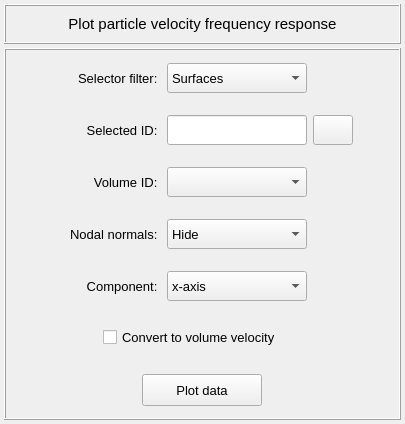
This is vibra/interface/data/ui_files/plots/acoustic/particle_velocity_inputs.ui in MOPT-UFSC/VIBRA as Qt 5 draws it before an edit. The edited form follows.
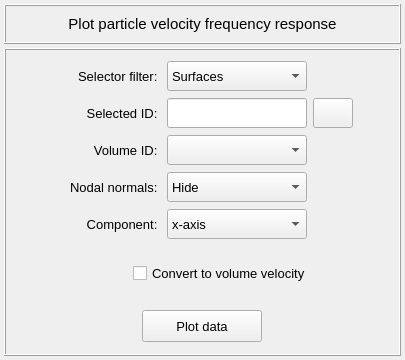
This is the edited form. Icons and pictures are not drawn.

What changed in the file:
```diff
--- a/vibra/interface/data/ui_files/plots/acoustic/particle_velocity_inputs.ui
+++ b/vibra/interface/data/ui_files/plots/acoustic/particle_velocity_inputs.ui
@@ -7,19 +7,19 @@
     <x>0</x>
     <y>0</y>
     <width>405</width>
-    <height>424</height>
+    <height>360</height>
    </rect>
   </property>
   <property name="minimumSize">
    <size>
     <width>0</width>
-    <height>400</height>
+    <height>360</height>
    </size>
   </property>
   <property name="maximumSize">
    <size>
     <width>16777215</width>
-    <height>424</height>
+    <height>360</height>
    </size>
   </property>
   <property name="windowTitle">
@@ -152,8 +152,8 @@
       <property name="spacing">
        <number>4</number>
       </property>
-      <item row="4" column="0">
-       <widget class="QFrame" name="frame_8">
+      <item row="0" column="0">
+       <widget class="QFrame" name="frame_5">
         <property name="minimumSize">
          <size>
           <width>0</width>
@@ -163,7 +163,7 @@
         <property name="maximumSize">
          <size>
           <width>16777215</width>
-          <height>48</height>
+          <height>200</height>
          </size>
         </property>
         <property name="frameShape">
@@ -172,12 +172,12 @@
         <property name="frameShadow">
          <enum>QFrame::Shadow::Raised</enum>
         </property>
-        <layout class="QGridLayout" name="gridLayout_9">
+        <layout class="QGridLayout" name="gridLayout_6">
          <property name="leftMargin">
           <number>2</number>
          </property>
          <property name="topMargin">
-          <number>2</number>
+          <number>6</number>
          </property>
          <property name="rightMargin">
           <number>2</number>
@@ -185,62 +185,11 @@
          <property name="bottomMargin">
           <number>2</number>
          </property>
-         <property name="horizontalSpacing">
+         <property name="spacing">
           <number>6</number>
          </property>
-         <property name="verticalSpacing">
-          <number>2</number>
-         </property>
-         <item row="0" column="0">
-          <spacer name="horizontalSpacer_9">
-           <property name="orientation">
-            <enum>Qt::Orientation::Horizontal</enum>
-           </property>
-           <property name="sizeHint" stdset="0">
-            <size>
-             <width>40</width>
-             <height>20</height>
-            </size>
-           </property>
-          </spacer>
-         </item>
-         <item row="0" column="4">
-          <spacer name="horizontalSpacer_10">
-           <property name="orientation">
-            <enum>Qt::Orientation::Horizontal</enum>
-           </property>
-           <property name="sizeHint" stdset="0">
-            <size>
-             <width>40</width>
-             <height>20</height>
-            </size>
-           </property>
-          </spacer>
-         </item>
-         <item row="0" column="3">
-          <widget class="QFrame" name="frame_11">
-           <property name="minimumSize">
-            <size>
-             <width>40</width>
-             <height>30</height>
-            </size>
-           </property>
-           <property name="maximumSize">
-            <size>
-             <width>40</width>
-             <height>30</height>
-            </size>
-           </property>
-           <property name="frameShape">
-            <enum>QFrame::Shape::NoFrame</enum>
-           </property>
-           <property name="frameShadow">
-            <enum>QFrame::Shadow::Raised</enum>
-           </property>
-          </widget>
-         </item>
-         <item row="0" column="1">
-          <widget class="QLabel" name="label_5">
+         <item row="1" column="1">
+          <widget class="QLabel" name="label_10">
            <property name="minimumSize">
             <size>
              <width>110</width>
@@ -259,14 +208,14 @@
             </font>
            </property>
            <property name="text">
-            <string>Nodal normals: </string>
+            <string>Selected ID: </string>
            </property>
            <property name="alignment">
             <set>Qt::AlignmentFlag::AlignRight|Qt::AlignmentFlag::AlignTrailing|Qt::AlignmentFlag::AlignVCenter</set>
            </property>
           </widget>
          </item>
-         <item row="0" column="2">
+         <item row="3" column="2">
           <widget class="QComboBox" name="comboBox_nodal_normals">
            <property name="minimumSize">
             <size>
@@ -303,192 +252,6 @@
            </item>
           </widget>
          </item>
-        </layout>
-       </widget>
-      </item>
-      <item row="3" column="0">
-       <widget class="QFrame" name="frame_volumes_selector">
-        <property name="minimumSize">
-         <size>
-          <width>0</width>
-          <height>48</height>
-         </size>
-        </property>
-        <property name="maximumSize">
-         <size>
-          <width>16777215</width>
-          <height>48</height>
-         </size>
-        </property>
-        <property name="frameShape">
-         <enum>QFrame::Shape::NoFrame</enum>
-        </property>
-        <property name="frameShadow">
-         <enum>QFrame::Shadow::Raised</enum>
-        </property>
-        <layout class="QGridLayout" name="gridLayout_7">
-         <property name="leftMargin">
-          <number>2</number>
-         </property>
-         <property name="topMargin">
-          <number>2</number>
-         </property>
-         <property name="rightMargin">
-          <number>2</number>
-         </property>
-         <property name="bottomMargin">
-          <number>2</number>
-         </property>
-         <property name="horizontalSpacing">
-          <number>6</number>
-         </property>
-         <property name="verticalSpacing">
-          <number>2</number>
-         </property>
-         <item row="0" column="1">
-          <widget class="QLabel" name="label_3">
-           <property name="minimumSize">
-            <size>
-             <width>110</width>
-             <height>30</height>
-            </size>
-           </property>
-           <property name="maximumSize">
-            <size>
-             <width>110</width>
-             <height>30</height>
-            </size>
-           </property>
-           <property name="font">
-            <font>
-             <pointsize>10</pointsize>
-            </font>
-           </property>
-           <property name="text">
-            <string>Volume ID: </string>
-           </property>
-           <property name="alignment">
-            <set>Qt::AlignmentFlag::AlignRight|Qt::AlignmentFlag::AlignTrailing|Qt::AlignmentFlag::AlignVCenter</set>
-           </property>
-          </widget>
-         </item>
-         <item row="0" column="2">
-          <widget class="QComboBox" name="comboBox_volumes">
-           <property name="minimumSize">
-            <size>
-             <width>140</width>
-             <height>30</height>
-            </size>
-           </property>
-           <property name="maximumSize">
-            <size>
-             <width>140</width>
-             <height>30</height>
-            </size>
-           </property>
-           <property name="font">
-            <font>
-             <pointsize>10</pointsize>
-            </font>
-           </property>
-           <property name="styleSheet">
-            <string notr="true"/>
-           </property>
-           <property name="currentIndex">
-            <number>-1</number>
-           </property>
-          </widget>
-         </item>
-         <item row="0" column="3">
-          <widget class="QFrame" name="frame_10">
-           <property name="minimumSize">
-            <size>
-             <width>40</width>
-             <height>30</height>
-            </size>
-           </property>
-           <property name="maximumSize">
-            <size>
-             <width>40</width>
-             <height>30</height>
-            </size>
-           </property>
-           <property name="frameShape">
-            <enum>QFrame::Shape::NoFrame</enum>
-           </property>
-           <property name="frameShadow">
-            <enum>QFrame::Shadow::Raised</enum>
-           </property>
-          </widget>
-         </item>
-         <item row="0" column="0">
-          <spacer name="horizontalSpacer_5">
-           <property name="orientation">
-            <enum>Qt::Orientation::Horizontal</enum>
-           </property>
-           <property name="sizeHint" stdset="0">
-            <size>
-             <width>40</width>
-             <height>20</height>
-            </size>
-           </property>
-          </spacer>
-         </item>
-         <item row="0" column="4">
-          <spacer name="horizontalSpacer_6">
-           <property name="orientation">
-            <enum>Qt::Orientation::Horizontal</enum>
-           </property>
-           <property name="sizeHint" stdset="0">
-            <size>
-             <width>40</width>
-             <height>20</height>
-            </size>
-           </property>
-          </spacer>
-         </item>
-        </layout>
-       </widget>
-      </item>
-      <item row="0" column="0">
-       <widget class="QFrame" name="frame_5">
-        <property name="minimumSize">
-         <size>
-          <width>0</width>
-          <height>48</height>
-         </size>
-        </property>
-        <property name="maximumSize">
-         <size>
-          <width>16777215</width>
-          <height>48</height>
-         </size>
-        </property>
-        <property name="frameShape">
-         <enum>QFrame::Shape::NoFrame</enum>
-        </property>
-        <property name="frameShadow">
-         <enum>QFrame::Shadow::Raised</enum>
-        </property>
-        <layout class="QGridLayout" name="gridLayout_6">
-         <property name="leftMargin">
-          <number>2</number>
-         </property>
-         <property name="topMargin">
-          <number>2</number>
-         </property>
-         <property name="rightMargin">
-          <number>2</number>
-         </property>
-         <property name="bottomMargin">
-          <number>2</number>
-         </property>
-         <property name="horizontalSpacing">
-          <number>6</number>
-         </property>
-         <property name="verticalSpacing">
-          <number>2</number>
-         </property>
          <item row="0" column="1">
           <widget class="QLabel" name="label_2">
            <property name="minimumSize">
@@ -516,43 +279,6 @@
            </property>
           </widget>
          </item>
-         <item row="0" column="2">
-          <widget class="QComboBox" name="comboBox_selector_filter">
-           <property name="minimumSize">
-            <size>
-             <width>140</width>
-             <height>30</height>
-            </size>
-           </property>
-           <property name="maximumSize">
-            <size>
-             <width>140</width>
-             <height>30</height>
-            </size>
-           </property>
-           <property name="font">
-            <font>
-             <pointsize>10</pointsize>
-            </font>
-           </property>
-           <property name="styleSheet">
-            <string notr="true"/>
-           </property>
-           <property name="currentIndex">
-            <number>0</number>
-           </property>
-           <item>
-            <property name="text">
-             <string>Surfaces</string>
-            </property>
-           </item>
-           <item>
-            <property name="text">
-             <string>Nodes</string>
-            </property>
-           </item>
-          </widget>
-         </item>
          <item row="0" column="3">
           <widget class="QFrame" name="frame_6">
            <property name="minimumSize">
@@ -575,76 +301,8 @@
            </property>
           </widget>
          </item>
-         <item row="0" column="0">
-          <spacer name="horizontalSpacer_3">
-           <property name="orientation">
-            <enum>Qt::Orientation::Horizontal</enum>
-           </property>
-           <property name="sizeHint" stdset="0">
-            <size>
-             <width>40</width>
-             <height>20</height>
-            </size>
-           </property>
-          </spacer>
-         </item>
-         <item row="0" column="4">
-          <spacer name="horizontalSpacer_4">
-           <property name="orientation">
-            <enum>Qt::Orientation::Horizontal</enum>
-           </property>
-           <property name="sizeHint" stdset="0">
-            <size>
-             <width>40</width>
-             <height>20</height>
-            </size>
-           </property>
-          </spacer>
-         </item>
-        </layout>
-       </widget>
-      </item>
-      <item row="5" column="0">
-       <widget class="QFrame" name="frame_7">
-        <property name="minimumSize">
-         <size>
-          <width>0</width>
-          <height>48</height>
-         </size>
-        </property>
-        <property name="maximumSize">
-         <size>
-          <width>16777215</width>
-          <height>48</height>
-         </size>
-        </property>
-        <property name="frameShape">
-         <enum>QFrame::Shape::NoFrame</enum>
-        </property>
-        <property name="frameShadow">
-         <enum>QFrame::Shadow::Raised</enum>
-        </property>
-        <layout class="QGridLayout" name="gridLayout_8">
-         <property name="leftMargin">
-          <number>2</number>
-         </property>
-         <property name="topMargin">
-          <number>2</number>
-         </property>
-         <property name="rightMargin">
-          <number>2</number>
-         </property>
-         <property name="bottomMargin">
-          <number>2</number>
-         </property>
-         <property name="horizontalSpacing">
-          <number>6</number>
-         </property>
-         <property name="verticalSpacing">
-          <number>2</number>
-         </property>
-         <item row="0" column="1">
-          <widget class="QLabel" name="label_4">
+         <item row="2" column="1">
+          <widget class="QLabel" name="label_3">
            <property name="minimumSize">
             <size>
              <width>110</width>
@@ -663,224 +321,14 @@
             </font>
            </property>
            <property name="text">
-            <string>Component: </string>
+            <string>Volume ID: </string>
            </property>
            <property name="alignment">
             <set>Qt::AlignmentFlag::AlignRight|Qt::AlignmentFlag::AlignTrailing|Qt::AlignmentFlag::AlignVCenter</set>
            </property>
           </widget>
          </item>
-         <item row="0" column="2">
-          <widget class="QComboBox" name="comboBox_component_selector">
-           <property name="minimumSize">
-            <size>
-             <width>140</width>
-             <height>30</height>
-            </size>
-           </property>
-           <property name="maximumSize">
-            <size>
-             <width>140</width>
-             <height>30</height>
-            </size>
-           </property>
-           <property name="font">
-            <font>
-             <pointsize>10</pointsize>
-            </font>
-           </property>
-           <property name="styleSheet">
-            <string notr="true"/>
-           </property>
-           <property name="currentIndex">
-            <number>0</number>
-           </property>
-           <item>
-            <property name="text">
-             <string>x-axis</string>
-            </property>
-           </item>
-           <item>
-            <property name="text">
-             <string>y-axis</string>
-            </property>
-           </item>
-           <item>
-            <property name="text">
-             <string> z-axis</string>
-            </property>
-           </item>
-           <item>
-            <property name="text">
-             <string>normal</string>
-            </property>
-           </item>
-          </widget>
-         </item>
-         <item row="0" column="3">
-          <widget class="QFrame" name="frame_9">
-           <property name="minimumSize">
-            <size>
-             <width>40</width>
-             <height>30</height>
-            </size>
-           </property>
-           <property name="maximumSize">
-            <size>
-             <width>40</width>
-             <height>30</height>
-            </size>
-           </property>
-           <property name="frameShape">
-            <enum>QFrame::Shape::NoFrame</enum>
-           </property>
-           <property name="frameShadow">
-            <enum>QFrame::Shadow::Raised</enum>
-           </property>
-          </widget>
-         </item>
-         <item row="0" column="0">
-          <spacer name="horizontalSpacer_7">
-           <property name="orientation">
-            <enum>Qt::Orientation::Horizontal</enum>
-           </property>
-           <property name="sizeHint" stdset="0">
-            <size>
-             <width>40</width>
-             <height>20</height>
-            </size>
-           </property>
-          </spacer>
-         </item>
-         <item row="0" column="4">
-          <spacer name="horizontalSpacer_8">
-           <property name="orientation">
-            <enum>Qt::Orientation::Horizontal</enum>
-           </property>
-           <property name="sizeHint" stdset="0">
-            <size>
-             <width>40</width>
-             <height>20</height>
-            </size>
-           </property>
-          </spacer>
-         </item>
-        </layout>
-       </widget>
-      </item>
-      <item row="1" column="0">
-       <widget class="QFrame" name="frame_4">
-        <property name="minimumSize">
-         <size>
-          <width>0</width>
-          <height>48</height>
-         </size>
-        </property>
-        <property name="maximumSize">
-         <size>
-          <width>16777215</width>
-          <height>48</height>
-         </size>
-        </property>
-        <property name="frameShape">
-         <enum>QFrame::Shape::NoFrame</enum>
-        </property>
-        <property name="frameShadow">
-         <enum>QFrame::Shadow::Raised</enum>
-        </property>
-        <layout class="QGridLayout" name="gridLayout">
-         <property name="leftMargin">
-          <number>2</number>
-         </property>
-         <property name="topMargin">
-          <number>2</number>
-         </property>
-         <property name="rightMargin">
-          <number>2</number>
-         </property>
-         <property name="bottomMargin">
-          <number>2</number>
-         </property>
-         <property name="horizontalSpacing">
-          <number>6</number>
-         </property>
-         <property name="verticalSpacing">
-          <number>2</number>
-         </property>
-         <item row="0" column="1">
-          <widget class="QLabel" name="label_10">
-           <property name="minimumSize">
-            <size>
-             <width>110</width>
-             <height>30</height>
-            </size>
-           </property>
-           <property name="maximumSize">
-            <size>
-             <width>110</width>
-             <height>30</height>
-            </size>
-           </property>
-           <property name="font">
-            <font>
-             <family>MS Shell Dlg 2</family>
-             <pointsize>10</pointsize>
-             <italic>false</italic>
-             <bold>false</bold>
-            </font>
-           </property>
-           <property name="text">
-            <string>Selected ID: </string>
-           </property>
-           <property name="alignment">
-            <set>Qt::AlignmentFlag::AlignRight|Qt::AlignmentFlag::AlignTrailing|Qt::AlignmentFlag::AlignVCenter</set>
-           </property>
-          </widget>
-         </item>
-         <item row="0" column="2">
-          <widget class="QLineEdit" name="lineEdit_selection_id">
-           <property name="minimumSize">
-            <size>
-             <width>140</width>
-             <height>30</height>
-            </size>
-           </property>
-           <property name="maximumSize">
-            <size>
-             <width>140</width>
-             <height>30</height>
-            </size>
-           </property>
-           <property name="font">
-            <font>
-             <pointsize>10</pointsize>
-            </font>
-           </property>
-           <property name="styleSheet">
-            <string notr="true"/>
-           </property>
-           <property name="text">
-            <string/>
-           </property>
-           <property name="alignment">
-            <set>Qt::AlignmentFlag::AlignCenter</set>
-           </property>
-          </widget>
-         </item>
-         <item row="0" column="0">
-          <spacer name="horizontalSpacer">
-           <property name="orientation">
-            <enum>Qt::Orientation::Horizontal</enum>
-           </property>
-           <property name="sizeHint" stdset="0">
-            <size>
-             <width>40</width>
-             <height>20</height>
-            </size>
-           </property>
-          </spacer>
-         </item>
-         <item row="0" column="3">
+         <item row="1" column="3">
           <widget class="QPushButton" name="pushButton_export_data">
            <property name="minimumSize">
             <size>
@@ -926,70 +374,95 @@
            </property>
           </widget>
          </item>
-         <item row="0" column="4">
-          <spacer name="horizontalSpacer_2">
-           <property name="orientation">
-            <enum>Qt::Orientation::Horizontal</enum>
+         <item row="3" column="1">
+          <widget class="QLabel" name="label_5">
+           <property name="minimumSize">
+            <size>
+             <width>110</width>
+             <height>30</height>
+            </size>
            </property>
-           <property name="sizeHint" stdset="0">
+           <property name="maximumSize">
             <size>
-             <width>40</width>
-             <height>20</height>
+             <width>110</width>
+             <height>30</height>
             </size>
            </property>
-          </spacer>
+           <property name="font">
+            <font>
+             <pointsize>10</pointsize>
+            </font>
+           </property>
+           <property name="text">
+            <string>Nodal normals: </string>
+           </property>
+           <property name="alignment">
+            <set>Qt::AlignmentFlag::AlignRight|Qt::AlignmentFlag::AlignTrailing|Qt::AlignmentFlag::AlignVCenter</set>
+           </property>
+          </widget>
          </item>
-        </layout>
-       </widget>
-      </item>
-      <item row="7" column="0">
-       <widget class="QFrame" name="frame_3">
-        <property name="minimumSize">
-         <size>
-          <width>0</width>
-          <height>48</height>
-         </size>
-        </property>
-        <property name="maximumSize">
-         <size>
-          <width>16777215</width>
-          <height>48</height>
-         </size>
-        </property>
-        <property name="frameShape">
-         <enum>QFrame::Shape::NoFrame</enum>
-        </property>
-        <property name="frameShadow">
-         <enum>QFrame::Shadow::Raised</enum>
-        </property>
-        <layout class="QGridLayout" name="gridLayout_47">
-         <property name="leftMargin">
-          <number>2</number>
-         </property>
-         <property name="topMargin">
-          <number>2</number>
-         </property>
-         <property name="rightMargin">
-          <number>2</number>
-         </property>
-         <property name="bottomMargin">
-          <number>2</number>
-         </property>
-         <property name="spacing">
-          <number>2</number>
-         </property>
+         <item row="0" column="2">
+          <widget class="QComboBox" name="comboBox_selector_filter">
+           <property name="minimumSize">
+            <size>
+             <width>140</width>
+             <height>30</height>
+            </size>
+           </property>
+           <property name="maximumSize">
+            <size>
+             <width>140</width>
+             <height>30</height>
+            </size>
+           </property>
+           <property name="font">
+            <font>
+             <pointsize>10</pointsize>
+            </font>
+           </property>
+           <property name="styleSheet">
+            <string notr="true"/>
+           </property>
+           <property name="currentIndex">
+            <number>0</number>
+           </property>
+           <item>
+            <property name="text">
+             <string>Surfaces</string>
+            </property>
+           </item>
+           <item>
+            <property name="text">
+             <string>Nodes</string>
+            </property>
+           </item>
+          </widget>
+         </item>
          <item row="0" column="0">
-          <widget class="QPushButton" name="pushButton_plot_data">
+          <spacer name="horizontalSpacer_3">
+           <property name="orientation">
+            <enum>Qt::Orientation::Horizontal</enum>
+           </property>
+           <property name="sizeHint" stdset="0">
+            <size>
+             <width>40</width>
+             <height>20</height>
+            </size>
+           </property>
+          </spacer>
+         </item>
+         <item row="2" column="2">
+          <widget class="QComboBox" name="comboBox_volumes">
            <property name="minimumSize">
             <size>
-             <width>120</width>
-             <height>32</height>
+             <width>140</width>
+             <height>30</height>
             </size>
            </property>
            <property name="maximumSize">
             <size>
-             <width>120</width>
-             <height>32</height>
+             <width>140</width>
+             <height>30</height>
             </size>
            </property>
            <property name="font">
@@ -1000,18 +473,132 @@
            <property name="styleSheet">
             <string notr="true"/>
            </property>
+           <property name="currentIndex">
+            <number>-1</number>
+           </property>
+          </widget>
+         </item>
+         <item row="1" column="2">
+          <widget class="QLineEdit" name="lineEdit_selection_id">
+           <property name="minimumSize">
+            <size>
+             <width>140</width>
+             <height>30</height>
+            </size>
+           </property>
+           <property name="maximumSize">
+            <size>
+             <width>140</width>
+             <height>30</height>
+            </size>
+           </property>
+           <property name="font">
+            <font>
+             <pointsize>10</pointsize>
+            </font>
+           </property>
+           <property name="styleSheet">
+            <string notr="true"/>
+           </property>
            <property name="text">
-            <string>Plot data</string>
+            <string/>
            </property>
-           <property name="flat">
-            <bool>false</bool>
+           <property name="alignment">
+            <set>Qt::AlignmentFlag::AlignCenter</set>
+           </property>
+          </widget>
+         </item>
+         <item row="0" column="4">
+          <spacer name="horizontalSpacer_4">
+           <property name="orientation">
+            <enum>Qt::Orientation::Horizontal</enum>
+           </property>
+           <property name="sizeHint" stdset="0">
+            <size>
+             <width>40</width>
+             <height>20</height>
+            </size>
+           </property>
+          </spacer>
+         </item>
+         <item row="4" column="2">
+          <widget class="QComboBox" name="comboBox_component_selector">
+           <property name="minimumSize">
+            <size>
+             <width>140</width>
+             <height>30</height>
+            </size>
+           </property>
+           <property name="maximumSize">
+            <size>
+             <width>140</width>
+             <height>30</height>
+            </size>
+           </property>
+           <property name="font">
+            <font>
+             <pointsize>10</pointsize>
+            </font>
+           </property>
+           <property name="styleSheet">
+            <string notr="true"/>
+           </property>
+           <property name="currentIndex">
+            <number>0</number>
+           </property>
+           <item>
+            <property name="text">
+             <string>x-axis</string>
+            </property>
+           </item>
+           <item>
+            <property name="text">
+             <string>y-axis</string>
+            </property>
+           </item>
+           <item>
+            <property name="text">
+             <string> z-axis</string>
+            </property>
+           </item>
+           <item>
+            <property name="text">
+             <string>normal</string>
+            </property>
+           </item>
+          </widget>
+         </item>
+         <item row="4" column="1">
+          <widget class="QLabel" name="label_4">
+           <property name="minimumSize">
+            <size>
+             <width>110</width>
+             <height>30</height>
+            </size>
+           </property>
+           <property name="maximumSize">
+            <size>
+             <width>110</width>
+             <height>30</height>
+            </size>
+           </property>
+           <property name="font">
+            <font>
+             <pointsize>10</pointsize>
+            </font>
+           </property>
+           <property name="text">
+            <string>Component: </string>
+           </property>
+           <property name="alignment">
+            <set>Qt::AlignmentFlag::AlignRight|Qt::AlignmentFlag::AlignTrailing|Qt::AlignmentFlag::AlignVCenter</set>
            </property>
           </widget>
          </item>
         </layout>
        </widget>
       </item>
-      <item row="6" column="0">
+      <item row="2" column="0">
        <widget class="QFrame" name="frame_convert_data">
         <property name="minimumSize">
          <size>
@@ -1063,7 +650,7 @@
            </property>
           </spacer>
          </item>
-         <item row="0" column="2">
+         <item row="0" column="3">
           <spacer name="horizontalSpacer_12">
            <property name="orientation">
             <enum>Qt::Orientation::Horizontal</enum>
@@ -1076,7 +663,7 @@
            </property>
           </spacer>
          </item>
-         <item row="0" column="1">
+         <item row="0" column="2">
           <widget class="QCheckBox" name="checkBox_convert_to_volume_velocity">
            <property name="minimumSize">
             <size>
@@ -1091,6 +678,88 @@
            </property>
            <property name="text">
             <string>Convert to volume velocity</string>
+           </property>
+          </widget>
+         </item>
+         <item row="0" column="1">
+          <spacer name="horizontalSpacer">
+           <property name="orientation">
+            <enum>Qt::Orientation::Horizontal</enum>
+           </property>
+           <property name="sizeHint" stdset="0">
+            <size>
+             <width>40</width>
+             <height>20</height>
+            </size>
+           </property>
+          </spacer>
+         </item>
+        </layout>
+       </widget>
+      </item>
+      <item row="3" column="0">
+       <widget class="QFrame" name="frame_3">
+        <property name="minimumSize">
+         <size>
+          <width>0</width>
+          <height>48</height>
+         </size>
+        </property>
+        <property name="maximumSize">
+         <size>
+          <width>16777215</width>
+          <height>48</height>
+         </size>
+        </property>
+        <property name="frameShape">
+         <enum>QFrame::Shape::NoFrame</enum>
+        </property>
+        <property name="frameShadow">
+         <enum>QFrame::Shadow::Raised</enum>
+        </property>
+        <layout class="QGridLayout" name="gridLayout_47">
+         <property name="leftMargin">
+          <number>2</number>
+         </property>
+         <property name="topMargin">
+          <number>2</number>
+         </property>
+         <property name="rightMargin">
+          <number>2</number>
+         </property>
+         <property name="bottomMargin">
+          <number>2</number>
+         </property>
+         <property name="spacing">
+          <number>2</number>
+         </property>
+         <item row="0" column="0">
+          <widget class="QPushButton" name="pushButton_plot_data">
+           <property name="minimumSize">
+            <size>
+             <width>120</width>
+             <height>32</height>
+            </size>
+           </property>
+           <property name="maximumSize">
+            <size>
+             <width>120</width>
+             <height>32</height>
+            </size>
+           </property>
+           <property name="font">
+            <font>
+             <pointsize>10</pointsize>
+            </font>
+           </property>
+           <property name="styleSheet">
+            <string notr="true"/>
+           </property>
+           <property name="text">
+            <string>Plot data</string>
+           </property>
+           <property name="flat">
+            <bool>false</bool>
            </property>
           </widget>
          </item>
```
Left out of the diff: 3 changed lines with no effect on the pictures.
